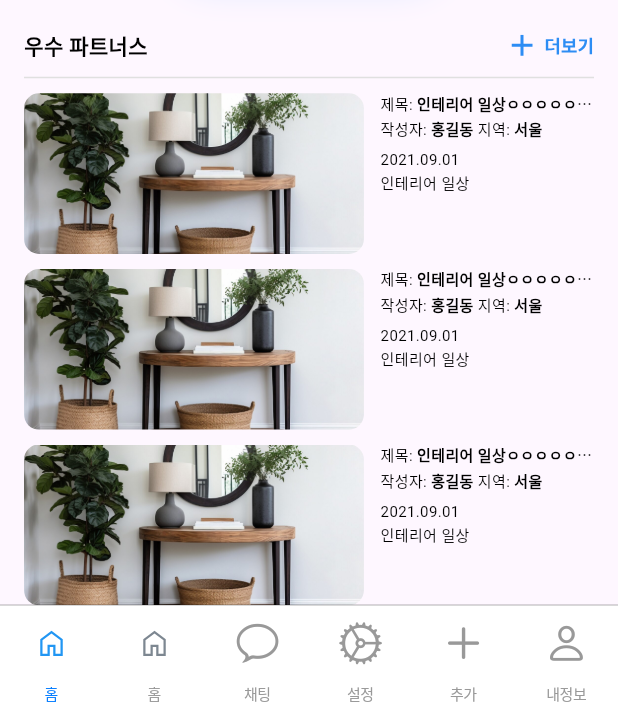
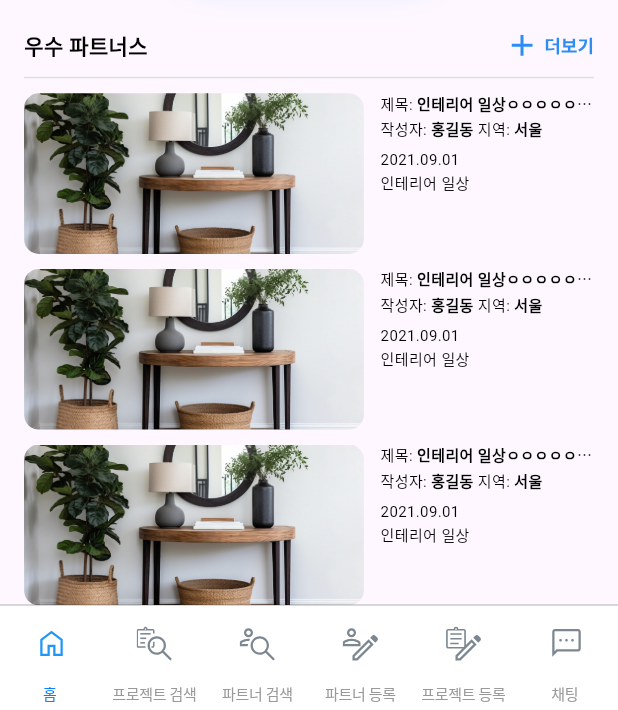
Before and after one commit to RipAGu/weneeders, a Flutter app: the MainBottomNavigationBar screen opened directly, scrolled down 119 dp, on a phone screen of 412 x 824 dp, the part 526-1236 px from its top. Run offline on Flutter 3.47's test engine with Material 3 defaults, Android fonts, the phone set to English and light mode, and no system bars; our stand-ins replace flutter_svg, smooth_page_indicator; Roboto replaces fonts that are missing (Source_Sans_Pro).

Commit message:
feat: register viewModel 추가, 체크박스 로직 추가

```diff
--- a/lib/view/MainBottomNavigationBar.dart
+++ b/lib/view/MainBottomNavigationBar.dart
@@ -8,7 +8,9 @@ import 'package:winit/view/account/register/ExpertRegisterPage.dart';
 import 'package:winit/view/account/SignInPage.dart';
 import 'package:winit/view/account/register/RegisterAgreePage.dart';
 import 'package:winit/view/account/register/RegisterSuccessPage.dart';
+import 'package:winit/view/chat/ChatListPage.dart';
 import 'package:winit/view/project/DetailProjectPage.dart';
+import 'package:winit/view/project/SearchProjectPage.dart';
 
 class MainBottomNavigationBar extends StatefulWidget {
   const MainBottomNavigationBar({Key? key}) : super(key: key);
@@ -22,12 +24,12 @@ class _MainBottomNavigationBarState extends State<MainBottomNavigationBar> {
   int currentPageIndex = 0;
 
   final List<Widget> _pages = [
-    MainPage(),
-    DetailProjectPage(),
-    RegisterAgreePage(),
-    CustomerRegisterPage(),
-    ExpertRegisterPage(),
-    ChangePasswordPage()
+    const MainPage(),
+    const SearchProjectPage(),
+    const RegisterAgreePage(),
+    const CustomerRegisterPage(),
+    const ExpertRegisterPage(),
+    const ChatListPage()
   ];
 
   @override
@@ -44,28 +46,53 @@ class _MainBottomNavigationBarState extends State<MainBottomNavigationBar> {
                   ? const ColorFilter.mode(Colors.blue, BlendMode.srcIn)
                   : const ColorFilter.mode(Color(0xff7D8791), BlendMode.srcIn),
             ),
-            label: '홈',
+            label: '홈 ',
           ),
           BottomNavigationBarItem(
             icon: SvgPicture.asset(
-              "assets/icons/home.svg",
+              "assets/icons/search_project_gray.svg",
               colorFilter: currentPageIndex == 1
                   ? const ColorFilter.mode(Colors.blue, BlendMode.srcIn)
                   : const ColorFilter.mode(Color(0xff7D8791), BlendMode.srcIn),
             ),
-            label: '홈',
+            label: '프로젝트 검색',
           ),
           BottomNavigationBarItem(
-            icon: Icon(CupertinoIcons.chat_bubble),
-            label: '채팅',
+            icon: SvgPicture.asset(
+              "assets/icons/partner_search.svg",
+              colorFilter: currentPageIndex == 2
+                  ? const ColorFilter.mode(Colors.blue, BlendMode.srcIn)
+                  : const ColorFilter.mode(Color(0xff7D8791), BlendMode.srcIn),
+            ),
+            label: '파트너 검색',
           ),
           BottomNavigationBarItem(
-            icon: Icon(CupertinoIcons.settings),
-            label: '설정',
+            icon: SvgPicture.asset(
+              "assets/icons/partner_register.svg",
+              colorFilter: currentPageIndex == 3
+                  ? const ColorFilter.mode(Colors.blue, BlendMode.srcIn)
+                  : const ColorFilter.mode(Color(0xff7D8791), BlendMode.srcIn),
+            ),
+            label: '파트너 등록',
           ),
-          BottomNavigationBarItem(icon: Icon(CupertinoIcons.add), label: '추가'),
           BottomNavigationBarItem(
-              icon: Icon(CupertinoIcons.person), label: '내정보'),
+            icon: SvgPicture.asset(
+              "assets/icons/project_register.svg",
+              colorFilter: currentPageIndex == 4
+                  ? const ColorFilter.mode(Colors.blue, BlendMode.srcIn)
+                  : const ColorFilter.mode(Color(0xff7D8791), BlendMode.srcIn),
+            ),
+            label: '프로젝트 등록',
+          ),
+          BottomNavigationBarItem(
+            icon: SvgPicture.asset(
+              "assets/icons/chat.svg",
+              colorFilter: currentPageIndex == 5
+                  ? const ColorFilter.mode(Colors.blue, BlendMode.srcIn)
+                  : const ColorFilter.mode(Color(0xff7D8791), BlendMode.srcIn),
+            ),
+            label: '채팅 ',
+          ),
         ],
         currentIndex: currentPageIndex,
         onTap: (int index) {
--- /dev/null
+++ b/lib/view/account/register/RegisterViewModel.dart
@@ -0,0 +1,49 @@
+import 'package:flutter/cupertino.dart';
+
+class RegisterViewModel extends ChangeNotifier {
+  bool _isTotalCheck = false;
+  bool get isTotalCheck => _isTotalCheck;
+
+  bool _isServiceCheck = false;
+  bool get isServiceCheck => _isServiceCheck;
+
+  bool _isPrivacyCheck = false;
+  bool get isPrivacyCheck => _isPrivacyCheck;
+
+  bool _isMarketingCheck = false;
+  bool get isMarketingCheck => _isMarketingCheck;
+
+  void setTotalCheck(bool value) {
+    _isTotalCheck = value;
+    _isServiceCheck = value;
+    _isPrivacyCheck = value;
+    _isMarketingCheck = value;
+    notifyListeners();
+  }
+
+  void setServiceCheck(bool value) {
+    _isServiceCheck = value;
+    notifyListeners();
+  }
+
+  void setPrivacyCheck(bool value) {
+    _isPrivacyCheck = value;
+    notifyListeners();
+  }
+
+  void setMarketingCheck(bool value) {
+    _isMarketingCheck = value;
+    notifyListeners();
+  }
+
+  bool isAllCheckedValue() {
+    if (_isTotalCheck &&
+        _isServiceCheck &&
+        _isPrivacyCheck &&
+        _isMarketingCheck) {
+      return true;
+    } else {
+      return false;
+    }
+  }
+}
--- a/lib/view/project/DetailProjectPage.dart
+++ b/lib/view/project/DetailProjectPage.dart
@@ -133,7 +133,6 @@ class _DetailProjectPageState extends State<DetailProjectPage> {
                         backgroundImage: AssetImage("assets/images/img.png"),
                       ),
                       Container(
-                        margin: const EdgeInsets.only(left: 16),
                         width: MediaQuery.of(context).size.width * 0.7,
                         child: const CupertinoTextField(
                           style: TextStyle(
```
Also changed, not shown: lib/view/account/SignInPage.dart (+8 -1 lines), lib/view/account/register/RegisterAgreePage.dart (+23 -23 lines), lib/view/main.dart (+5 -2 lines), lib/view/project/SearchProjectPage.dart (+18 -6 lines), assets/icons/chat.svg (added), assets/icons/home.svg, assets/icons/partner_register.svg (added), assets/icons/partner_search.svg (added), assets/icons/project_register.svg (added), assets/icons/search_project_gray.svg (added).
